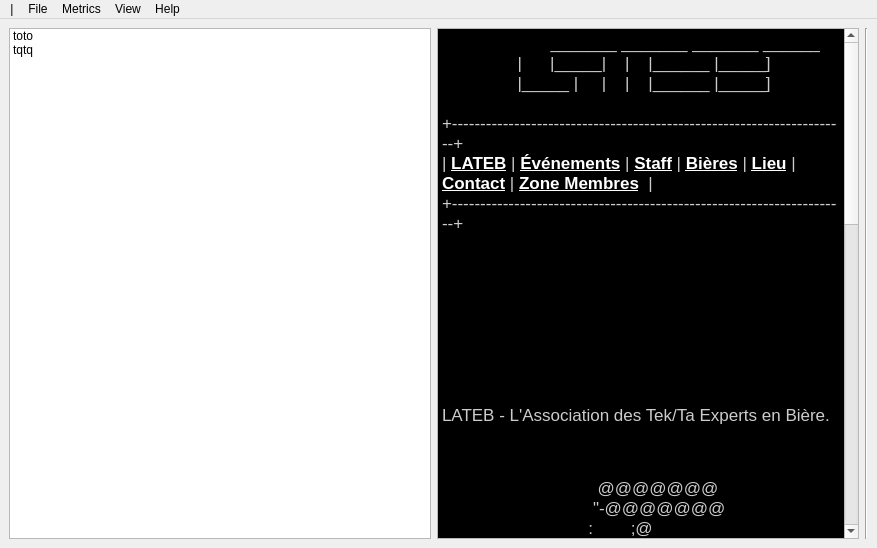
This is app/mainwindow.ui in ntnmrndn/termproject as Qt 5 draws it before an edit. The edited form follows.
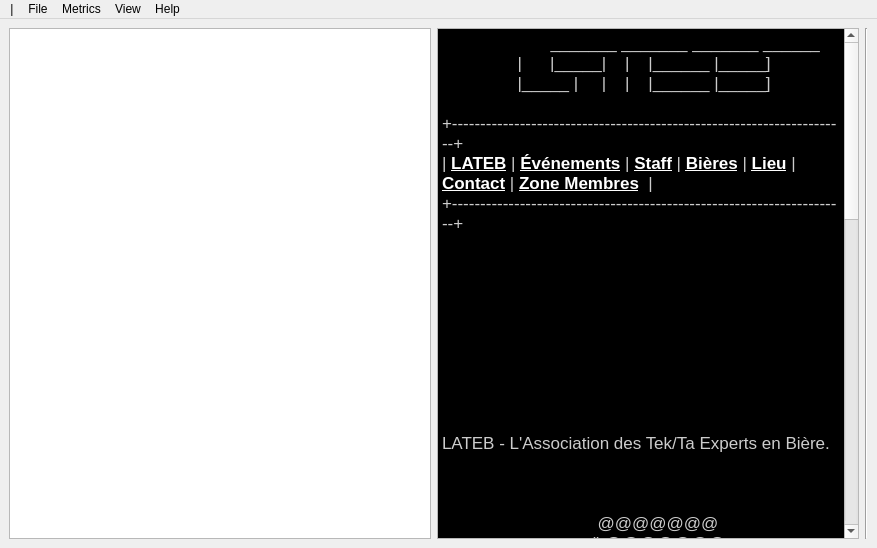
This is the edited form. Icons and pictures are not drawn.

What changed in the file:
```diff
--- a/app/mainwindow.ui
+++ b/app/mainwindow.ui
@@ -24,18 +24,7 @@
     <item>
      <layout class="QHBoxLayout" name="horizontalLayout_2">
       <item>
-       <widget class="QListWidget" name="listWidget">
-        <item>
-         <property name="text">
-          <string>toto</string>
-         </property>
-        </item>
-        <item>
-         <property name="text">
-          <string>tqtq</string>
-         </property>
-        </item>
-       </widget>
+       <widget class="QListWidget" name="listWidget"/>
       </item>
       <item>
        <widget class="QTextBrowser" name="textBrowser">
@@ -43,60 +32,60 @@
          <string>&lt;!DOCTYPE HTML PUBLIC &quot;-//W3C//DTD HTML 4.0//EN&quot; &quot;http://www.w3.org/TR/REC-html40/strict.dtd&quot;&gt;
 &lt;html&gt;&lt;head&gt;&lt;meta name=&quot;qrichtext&quot; content=&quot;1&quot; /&gt;&lt;title&gt;LATEB&lt;/title&gt;&lt;style type=&quot;text/css&quot;&gt;
 p, li { white-space: pre-wrap; }
-&lt;/style&gt;&lt;/head&gt;&lt;body style=&quot; font-family:'MS Shell Dlg 2'; font-size:7.8pt; font-weight:400; font-style:normal;&quot; bgcolor=&quot;#000000&quot;&gt;
-&lt;p style=&quot; margin-top:12px; margin-bottom:0px; margin-left:0px; margin-right:0px; -qt-block-indent:0; text-indent:0px;&quot;&gt;&lt;span style=&quot; font-family:'Courier New,courier'; font-size:13pt; color:#cccccc;&quot;&gt;                       _______ _______ _______ ______&lt;/span&gt;&lt;/p&gt;
-&lt;p style=&quot; margin-top:0px; margin-bottom:0px; margin-left:0px; margin-right:0px; -qt-block-indent:0; text-indent:0px;&quot;&gt;&lt;span style=&quot; font-family:'Courier New,courier'; font-size:13pt; color:#cccccc;&quot;&gt;                |      |_____|    |    |______ |_____]&lt;/span&gt;&lt;/p&gt;
-&lt;p style=&quot; margin-top:0px; margin-bottom:0px; margin-left:0px; margin-right:0px; -qt-block-indent:0; text-indent:0px;&quot;&gt;&lt;span style=&quot; font-family:'Courier New,courier'; font-size:13pt; color:#cccccc;&quot;&gt;                |_____ |     |    |    |______ |_____]&lt;/span&gt;&lt;/p&gt;
-&lt;p style=&quot; margin-top:0px; margin-bottom:0px; margin-left:0px; margin-right:0px; -qt-block-indent:0; text-indent:0px;&quot;&gt;&lt;span style=&quot; font-family:'Courier New,courier'; font-size:13pt; color:#cccccc;&quot;&gt;               &lt;/span&gt;&lt;/p&gt;
-&lt;p style=&quot; margin-top:0px; margin-bottom:0px; margin-left:0px; margin-right:0px; -qt-block-indent:0; text-indent:0px;&quot;&gt;&lt;span style=&quot; font-family:'Courier New,courier'; font-size:13pt; color:#cccccc;&quot;&gt;+----------------------------------------------------------------------+&lt;/span&gt;&lt;/p&gt;
-&lt;p style=&quot; margin-top:0px; margin-bottom:0px; margin-left:0px; margin-right:0px; -qt-block-indent:0; text-indent:0px;&quot;&gt;&lt;span style=&quot; font-family:'Courier New,courier'; font-size:13pt; color:#cccccc;&quot;&gt;| &lt;/span&gt;&lt;a href=&quot;?lateb&quot;&gt;&lt;span style=&quot; font-family:'Courier New,courier'; font-size:13pt; font-weight:600; text-decoration: underline; color:#ffffff; background-color:#000000;&quot;&gt;LATEB&lt;/span&gt;&lt;/a&gt;&lt;span style=&quot; font-family:'Courier New,courier'; font-size:13pt; color:#cccccc;&quot;&gt; | &lt;/span&gt;&lt;a href=&quot;bite/?events&quot;&gt;&lt;span style=&quot; font-family:'Courier New,courier'; font-size:13pt; font-weight:600; text-decoration: underline; color:#ffffff; background-color:#000000;&quot;&gt;Événements&lt;/span&gt;&lt;/a&gt;&lt;span style=&quot; font-family:'Courier New,courier'; font-size:13pt; color:#cccccc;&quot;&gt; | &lt;/span&gt;&lt;a href=&quot;?staff&quot;&gt;&lt;span style=&quot; font-family:'Courier New,courier'; font-size:13pt; font-weight:600; text-decoration: underline; color:#ffffff; background-color:#000000;&quot;&gt;Staff&lt;/span&gt;&lt;/a&gt;&lt;span style=&quot; font-family:'Courier New,courier'; font-size:13pt; color:#cccccc;&quot;&gt; | &lt;/span&gt;&lt;a href=&quot;bite/?beers&quot;&gt;&lt;span style=&quot; font-family:'Courier New,courier'; font-size:13pt; font-weight:600; text-decoration: underline; color:#ffffff; background-color:#000000;&quot;&gt;Bières&lt;/span&gt;&lt;/a&gt;&lt;span style=&quot; font-family:'Courier New,courier'; font-size:13pt; color:#cccccc;&quot;&gt; | &lt;/span&gt;&lt;a href=&quot;?acces&quot;&gt;&lt;span style=&quot; font-family:'Courier New,courier'; font-size:13pt; font-weight:600; text-decoration: underline; color:#ffffff; background-color:#000000;&quot;&gt;Lieu&lt;/span&gt;&lt;/a&gt;&lt;span style=&quot; font-family:'Courier New,courier'; font-size:13pt; color:#cccccc;&quot;&gt; | &lt;/span&gt;&lt;a href=&quot;?contact&quot;&gt;&lt;span style=&quot; font-family:'Courier New,courier'; font-size:13pt; font-weight:600; text-decoration: underline; color:#ffffff; background-color:#000000;&quot;&gt;Contact&lt;/span&gt;&lt;/a&gt;&lt;span style=&quot; font-family:'Courier New,courier'; font-size:13pt; color:#cccccc;&quot;&gt; | &lt;/span&gt;&lt;a href=&quot;bite&quot;&gt;&lt;span style=&quot; font-family:'Courier New,courier'; font-size:13pt; font-weight:600; text-decoration: underline; color:#ffffff; background-color:#000000;&quot;&gt;Zone Membres&lt;/span&gt;&lt;/a&gt;&lt;span style=&quot; font-family:'Courier New,courier'; font-size:13pt; color:#cccccc;&quot;&gt;  |&lt;/span&gt;&lt;/p&gt;
-&lt;p style=&quot; margin-top:0px; margin-bottom:0px; margin-left:0px; margin-right:0px; -qt-block-indent:0; text-indent:0px;&quot;&gt;&lt;span style=&quot; font-family:'Courier New,courier'; font-size:13pt; color:#cccccc;&quot;&gt;+----------------------------------------------------------------------+&lt;/span&gt;&lt;/p&gt;
-&lt;p style=&quot;-qt-paragraph-type:empty; margin-top:0px; margin-bottom:0px; margin-left:0px; margin-right:0px; -qt-block-indent:0; text-indent:0px; font-family:'Courier New,courier'; font-size:13pt; color:#cccccc;&quot;&gt;&lt;/p&gt;
-&lt;p style=&quot; margin-top:0px; margin-bottom:0px; margin-left:0px; margin-right:0px; -qt-block-indent:0; text-indent:0px;&quot;&gt;&lt;span style=&quot; font-family:'Courier New,courier'; font-size:13pt; color:#cccccc;&quot;&gt;&lt;br /&gt;&lt;/span&gt;&lt;/p&gt;
+&lt;/style&gt;&lt;/head&gt;&lt;body style=&quot; font-family:'Lucida Grande'; font-size:13pt; font-weight:400; font-style:normal;&quot; bgcolor=&quot;#000000&quot;&gt;
+&lt;p style=&quot; margin-top:12px; margin-bottom:0px; margin-left:0px; margin-right:0px; -qt-block-indent:0; text-indent:0px;&quot;&gt;&lt;span style=&quot; font-family:'Courier New,courier'; color:#cccccc;&quot;&gt;                       _______ _______ _______ ______&lt;/span&gt;&lt;/p&gt;
+&lt;p style=&quot; margin-top:0px; margin-bottom:0px; margin-left:0px; margin-right:0px; -qt-block-indent:0; text-indent:0px;&quot;&gt;&lt;span style=&quot; font-family:'Courier New,courier'; color:#cccccc;&quot;&gt;                |      |_____|    |    |______ |_____]&lt;/span&gt;&lt;/p&gt;
+&lt;p style=&quot; margin-top:0px; margin-bottom:0px; margin-left:0px; margin-right:0px; -qt-block-indent:0; text-indent:0px;&quot;&gt;&lt;span style=&quot; font-family:'Courier New,courier'; color:#cccccc;&quot;&gt;                |_____ |     |    |    |______ |_____]&lt;/span&gt;&lt;/p&gt;
+&lt;p style=&quot; margin-top:0px; margin-bottom:0px; margin-left:0px; margin-right:0px; -qt-block-indent:0; text-indent:0px;&quot;&gt;&lt;span style=&quot; font-family:'Courier New,courier'; color:#cccccc;&quot;&gt;               &lt;/span&gt;&lt;/p&gt;
+&lt;p style=&quot; margin-top:0px; margin-bottom:0px; margin-left:0px; margin-right:0px; -qt-block-indent:0; text-indent:0px;&quot;&gt;&lt;span style=&quot; font-family:'Courier New,courier'; color:#cccccc;&quot;&gt;+----------------------------------------------------------------------+&lt;/span&gt;&lt;/p&gt;
+&lt;p style=&quot; margin-top:0px; margin-bottom:0px; margin-left:0px; margin-right:0px; -qt-block-indent:0; text-indent:0px;&quot;&gt;&lt;span style=&quot; font-family:'Courier New,courier'; color:#cccccc;&quot;&gt;| &lt;/span&gt;&lt;a href=&quot;?lateb&quot;&gt;&lt;span style=&quot; font-family:'Courier New,courier'; font-weight:600; text-decoration: underline; color:#ffffff; background-color:#000000;&quot;&gt;LATEB&lt;/span&gt;&lt;/a&gt;&lt;span style=&quot; font-family:'Courier New,courier'; color:#cccccc;&quot;&gt; | &lt;/span&gt;&lt;a href=&quot;bite/?events&quot;&gt;&lt;span style=&quot; font-family:'Courier New,courier'; font-weight:600; text-decoration: underline; color:#ffffff; background-color:#000000;&quot;&gt;Événements&lt;/span&gt;&lt;/a&gt;&lt;span style=&quot; font-family:'Courier New,courier'; color:#cccccc;&quot;&gt; | &lt;/span&gt;&lt;a href=&quot;?staff&quot;&gt;&lt;span style=&quot; font-family:'Courier New,courier'; font-weight:600; text-decoration: underline; color:#ffffff; background-color:#000000;&quot;&gt;Staff&lt;/span&gt;&lt;/a&gt;&lt;span style=&quot; font-family:'Courier New,courier'; color:#cccccc;&quot;&gt; | &lt;/span&gt;&lt;a href=&quot;bite/?beers&quot;&gt;&lt;span style=&quot; font-family:'Courier New,courier'; font-weight:600; text-decoration: underline; color:#ffffff; background-color:#000000;&quot;&gt;Bières&lt;/span&gt;&lt;/a&gt;&lt;span style=&quot; font-family:'Courier New,courier'; color:#cccccc;&quot;&gt; | &lt;/span&gt;&lt;a href=&quot;?acces&quot;&gt;&lt;span style=&quot; font-family:'Courier New,courier'; font-weight:600; text-decoration: underline; color:#ffffff; background-color:#000000;&quot;&gt;Lieu&lt;/span&gt;&lt;/a&gt;&lt;span style=&quot; font-family:'Courier New,courier'; color:#cccccc;&quot;&gt; | &lt;/span&gt;&lt;a href=&quot;?contact&quot;&gt;&lt;span style=&quot; font-family:'Courier New,courier'; font-weight:600; text-decoration: underline; color:#ffffff; background-color:#000000;&quot;&gt;Contact&lt;/span&gt;&lt;/a&gt;&lt;span style=&quot; font-family:'Courier New,courier'; color:#cccccc;&quot;&gt; | &lt;/span&gt;&lt;a href=&quot;bite&quot;&gt;&lt;span style=&quot; font-family:'Courier New,courier'; font-weight:600; text-decoration: underline; color:#ffffff; background-color:#000000;&quot;&gt;Zone Membres&lt;/span&gt;&lt;/a&gt;&lt;span style=&quot; font-family:'Courier New,courier'; color:#cccccc;&quot;&gt;  |&lt;/span&gt;&lt;/p&gt;
+&lt;p style=&quot; margin-top:0px; margin-bottom:0px; margin-left:0px; margin-right:0px; -qt-block-indent:0; text-indent:0px;&quot;&gt;&lt;span style=&quot; font-family:'Courier New,courier'; color:#cccccc;&quot;&gt;+----------------------------------------------------------------------+&lt;/span&gt;&lt;/p&gt;
+&lt;p style=&quot;-qt-paragraph-type:empty; margin-top:0px; margin-bottom:0px; margin-left:0px; margin-right:0px; -qt-block-indent:0; text-indent:0px; font-family:'Courier New,courier'; color:#cccccc;&quot;&gt;&lt;br /&gt;&lt;/p&gt;
+&lt;p style=&quot; margin-top:0px; margin-bottom:0px; margin-left:0px; margin-right:0px; -qt-block-indent:0; text-indent:0px;&quot;&gt;&lt;span style=&quot; font-family:'Courier New,courier'; color:#cccccc;&quot;&gt;&lt;br /&gt;&lt;/span&gt;&lt;/p&gt;
 &lt;p style=&quot; margin-top:0px; margin-bottom:0px; margin-left:0px; margin-right:0px; -qt-block-indent:0; text-indent:0px;&quot;&gt;&lt;a href=&quot;http://public.db0.fr/Epitech/Lateb/affiche_soiree_rec_film_starwars_180512.png&quot;&gt;&lt;img src=&quot;http://public.db0.fr/Epitech/Lateb/banniere_soiree_rec_film_starwars_180512.png&quot; /&gt;&lt;/a&gt;&lt;/p&gt;
-&lt;p style=&quot;-qt-paragraph-type:empty; margin-top:0px; margin-bottom:0px; margin-left:0px; margin-right:0px; -qt-block-indent:0; text-indent:0px; font-family:'Courier New,courier'; font-size:13pt; font-weight:600; text-decoration: underline; color:#ffffff;&quot;&gt;&lt;/p&gt;
-&lt;p style=&quot; margin-top:0px; margin-bottom:0px; margin-left:0px; margin-right:0px; -qt-block-indent:0; text-indent:0px;&quot;&gt;&lt;span style=&quot; font-family:'Courier New,courier'; font-size:13pt; font-weight:600; text-decoration: underline; color:#ffffff;&quot;&gt;&lt;br /&gt;&lt;/span&gt;&lt;/p&gt;
-&lt;p style=&quot;-qt-paragraph-type:empty; margin-top:0px; margin-bottom:0px; margin-left:0px; margin-right:0px; -qt-block-indent:0; text-indent:0px; font-family:'Courier New,courier'; font-size:13pt; font-weight:600; text-decoration: underline; color:#ffffff;&quot;&gt;&lt;/p&gt;
-&lt;p style=&quot; margin-top:0px; margin-bottom:0px; margin-left:0px; margin-right:0px; -qt-block-indent:0; text-indent:0px;&quot;&gt;&lt;span style=&quot; font-family:'Courier New,courier'; font-size:13pt; font-weight:600; text-decoration: underline; color:#ffffff;&quot;&gt;&lt;br /&gt;&lt;/span&gt;&lt;/p&gt;
-&lt;p style=&quot; margin-top:0px; margin-bottom:0px; margin-left:0px; margin-right:0px; -qt-block-indent:0; text-indent:0px;&quot;&gt;&lt;span style=&quot; font-family:'Courier New,courier'; font-size:13pt; color:#cccccc;&quot;&gt;LATEB - L'Association des Tek/Ta Experts en Bière.&lt;/span&gt;&lt;/p&gt;
-&lt;p style=&quot;-qt-paragraph-type:empty; margin-top:0px; margin-bottom:0px; margin-left:0px; margin-right:0px; -qt-block-indent:0; text-indent:0px; font-family:'Courier New,courier'; font-size:13pt; color:#cccccc;&quot;&gt;&lt;/p&gt;
-&lt;p style=&quot; margin-top:0px; margin-bottom:0px; margin-left:0px; margin-right:0px; -qt-block-indent:0; text-indent:0px;&quot;&gt;&lt;span style=&quot; font-family:'Courier New,courier'; font-size:13pt; color:#cccccc;&quot;&gt;&lt;br /&gt;&lt;/span&gt;&lt;/p&gt;
-&lt;p style=&quot; margin-top:0px; margin-bottom:0px; margin-left:0px; margin-right:0px; -qt-block-indent:0; text-indent:0px;&quot;&gt;&lt;span style=&quot; font-family:'Courier New,courier'; font-size:13pt; color:#cccccc;&quot;&gt;                                 @@@@@@@&lt;/span&gt;&lt;/p&gt;
-&lt;p style=&quot; margin-top:0px; margin-bottom:0px; margin-left:0px; margin-right:0px; -qt-block-indent:0; text-indent:0px;&quot;&gt;&lt;span style=&quot; font-family:'Courier New,courier'; font-size:13pt; color:#cccccc;&quot;&gt;                                &amp;quot;-@@@@@@@&lt;/span&gt;&lt;/p&gt;
-&lt;p style=&quot; margin-top:0px; margin-bottom:0px; margin-left:0px; margin-right:0px; -qt-block-indent:0; text-indent:0px;&quot;&gt;&lt;span style=&quot; font-family:'Courier New,courier'; font-size:13pt; color:#cccccc;&quot;&gt;                               :        ;@&lt;/span&gt;&lt;/p&gt;
-&lt;p style=&quot; margin-top:0px; margin-bottom:0px; margin-left:0px; margin-right:0px; -qt-block-indent:0; text-indent:0px;&quot;&gt;&lt;span style=&quot; font-family:'Courier New,courier'; font-size:13pt; color:#cccccc;&quot;&gt;                               &lt;/span&gt;&lt;/p&gt;
-&lt;p style=&quot; margin-top:0px; margin-bottom:0px; margin-left:0px; margin-right:0px; -qt-block-indent:0; text-indent:0px;&quot;&gt;&lt;span style=&quot; font-family:'Courier New,courier'; font-size:13pt; color:#cccccc;&quot;&gt;                              ' O  0   '&lt;/span&gt;&lt;/p&gt;
-&lt;p style=&quot; margin-top:0px; margin-bottom:0px; margin-left:0px; margin-right:0px; -qt-block-indent:0; text-indent:0px;&quot;&gt;&lt;span style=&quot; font-family:'Courier New,courier'; font-size:13pt; color:#cccccc;&quot;&gt;                             :        ;&lt;/span&gt;&lt;/p&gt;
-&lt;p style=&quot; margin-top:0px; margin-bottom:0px; margin-left:0px; margin-right:0px; -qt-block-indent:0; text-indent:0px;&quot;&gt;&lt;span style=&quot; font-family:'Courier New,courier'; font-size:13pt; color:#cccccc;&quot;&gt;                               '-=-'    &lt;/span&gt;&lt;/p&gt;
-&lt;p style=&quot; margin-top:0px; margin-bottom:0px; margin-left:0px; margin-right:0px; -qt-block-indent:0; text-indent:0px;&quot;&gt;&lt;span style=&quot; font-family:'Courier New,courier'; font-size:13pt; color:#cccccc;&quot;&gt;                            '        &amp;quot;&lt;/span&gt;&lt;/p&gt;
-&lt;p style=&quot; margin-top:0px; margin-bottom:0px; margin-left:0px; margin-right:0px; -qt-block-indent:0; text-indent:0px;&quot;&gt;&lt;span style=&quot; font-family:'Courier New,courier'; font-size:13pt; color:#cccccc;&quot;&gt;                           .        ,&lt;/span&gt;&lt;/p&gt;
-&lt;p style=&quot; margin-top:0px; margin-bottom:0px; margin-left:0px; margin-right:0px; -qt-block-indent:0; text-indent:0px;&quot;&gt;&lt;span style=&quot; font-family:'Courier New,courier'; font-size:13pt; color:#cccccc;&quot;&gt;      &lt;/span&gt;&lt;/p&gt;
-&lt;p style=&quot; margin-top:0px; margin-bottom:0px; margin-left:0px; margin-right:0px; -qt-block-indent:0; text-indent:0px;&quot;&gt;&lt;span style=&quot; font-family:'Courier New,courier'; font-size:13pt; color:#cccccc;&quot;&gt;                         _ '        &amp;quot;&lt;/span&gt;&lt;/p&gt;
-&lt;p style=&quot; margin-top:0px; margin-bottom:0px; margin-left:0px; margin-right:0px; -qt-block-indent:0; text-indent:0px;&quot;&gt;&lt;span style=&quot; font-family:'Courier New,courier'; font-size:13pt; color:#cccccc;&quot;&gt;                        |/__        '&lt;/span&gt;&lt;/p&gt;
-&lt;p style=&quot; margin-top:0px; margin-bottom:0px; margin-left:0px; margin-right:0px; -qt-block-indent:0; text-indent:0px;&quot;&gt;&lt;span style=&quot; font-family:'Courier New,courier'; font-size:13pt; color:#cccccc;&quot;&gt;                       / .--       ,&lt;/span&gt;&lt;/p&gt;
-&lt;p style=&quot; margin-top:0px; margin-bottom:0px; margin-left:0px; margin-right:0px; -qt-block-indent:0; text-indent:0px;&quot;&gt;&lt;span style=&quot; font-family:'Courier New,courier'; font-size:13pt; color:#cccccc;&quot;&gt;                       || |  &lt;/span&gt;&lt;/p&gt;
-&lt;p style=&quot; margin-top:0px; margin-bottom:0px; margin-left:0px; margin-right:0px; -qt-block-indent:0; text-indent:0px;&quot;&gt;&lt;span style=&quot; font-family:'Courier New,courier'; font-size:13pt; color:#cccccc;&quot;&gt;                        * '        &amp;quot;&lt;/span&gt;&lt;/p&gt;
-&lt;p style=&quot; margin-top:0px; margin-bottom:0px; margin-left:0px; margin-right:0px; -qt-block-indent:0; text-indent:0px;&quot;&gt;&lt;span style=&quot; font-family:'Courier New,courier'; font-size:13pt; color:#cccccc;&quot;&gt;                          '        '             &lt;/span&gt;&lt;/p&gt;
-&lt;p style=&quot; margin-top:0px; margin-bottom:0px; margin-left:0px; margin-right:0px; -qt-block-indent:0; text-indent:0px;&quot;&gt;&lt;span style=&quot; font-family:'Courier New,courier'; font-size:13pt; color:#cccccc;&quot;&gt;                          :        ;&lt;/span&gt;&lt;/p&gt;
-&lt;p style=&quot; margin-top:0px; margin-bottom:0px; margin-left:0px; margin-right:0px; -qt-block-indent:0; text-indent:0px;&quot;&gt;&lt;span style=&quot; font-family:'Courier New,courier'; font-size:13pt; color:#cccccc;&quot;&gt;                          '        ;&lt;/span&gt;&lt;/p&gt;
-&lt;p style=&quot; margin-top:0px; margin-bottom:0px; margin-left:0px; margin-right:0px; -qt-block-indent:0; text-indent:0px;&quot;&gt;&lt;span style=&quot; font-family:'Courier New,courier'; font-size:13pt; color:#cccccc;&quot;&gt;                     @@@@@@@@    _-----_&lt;/span&gt;&lt;/p&gt;
-&lt;p style=&quot; margin-top:0px; margin-bottom:0px; margin-left:0px; margin-right:0px; -qt-block-indent:0; text-indent:0px;&quot;&gt;&lt;span style=&quot; font-family:'Courier New,courier'; font-size:13pt; color:#cccccc;&quot;&gt;                    |`@@@@@@'|  |`-----'|&lt;/span&gt;&lt;/p&gt;
-&lt;p style=&quot; margin-top:0px; margin-bottom:0px; margin-left:0px; margin-right:0px; -qt-block-indent:0; text-indent:0px;&quot;&gt;&lt;span style=&quot; font-family:'Courier New,courier'; font-size:13pt; color:#cccccc;&quot;&gt;                  ,'=  .   . |  |      ::.&lt;/span&gt;&lt;/p&gt;
-&lt;p style=&quot; margin-top:0px; margin-bottom:0px; margin-left:0px; margin-right:0px; -qt-block-indent:0; text-indent:0px;&quot;&gt;&lt;span style=&quot; font-family:'Courier New,courier'; font-size:13pt; color:#cccccc;&quot;&gt;                  ||| . .  . |  |       ||&lt;/span&gt;&lt;/p&gt;
-&lt;p style=&quot; margin-top:0px; margin-bottom:0px; margin-left:0px; margin-right:0px; -qt-block-indent:0; text-indent:0px;&quot;&gt;&lt;span style=&quot; font-family:'Courier New,courier'; font-size:13pt; color:#cccccc;&quot;&gt;                  `.=     .  |  |      ;:'&lt;/span&gt;&lt;/p&gt;
-&lt;p style=&quot; margin-top:0px; margin-bottom:0px; margin-left:0px; margin-right:0px; -qt-block-indent:0; text-indent:0px;&quot;&gt;&lt;span style=&quot; font-family:'Courier New,courier'; font-size:13pt; color:#cccccc;&quot;&gt;                    |  .  .  |--| @@@@@ |&lt;/span&gt;&lt;/p&gt;
-&lt;p style=&quot; margin-top:0px; margin-bottom:0px; margin-left:0px; margin-right:0px; -qt-block-indent:0; text-indent:0px;&quot;&gt;&lt;span style=&quot; font-family:'Courier New,courier'; font-size:13pt; color:#cccccc;&quot;&gt;                     '-____-'    '-----'&lt;/span&gt;&lt;/p&gt;
-&lt;p style=&quot;-qt-paragraph-type:empty; margin-top:0px; margin-bottom:0px; margin-left:0px; margin-right:0px; -qt-block-indent:0; text-indent:0px; font-family:'Courier New,courier'; font-size:13pt; color:#cccccc;&quot;&gt;&lt;/p&gt;
-&lt;p style=&quot; margin-top:0px; margin-bottom:0px; margin-left:0px; margin-right:0px; -qt-block-indent:0; text-indent:0px;&quot;&gt;&lt;span style=&quot; font-family:'Courier New,courier'; font-size:13pt; color:#cccccc;&quot;&gt;&lt;br /&gt;&lt;/span&gt;&lt;/p&gt;
-&lt;p style=&quot; margin-top:0px; margin-bottom:0px; margin-left:0px; margin-right:0px; -qt-block-indent:0; text-indent:0px;&quot;&gt;&lt;span style=&quot; font-family:'Courier New,courier'; font-size:13pt; color:#cccccc;&quot;&gt;LATEB est une association déstinée aux étudiants du groupe IONIS.&lt;/span&gt;&lt;/p&gt;
-&lt;p style=&quot; margin-top:0px; margin-bottom:0px; margin-left:0px; margin-right:0px; -qt-block-indent:0; text-indent:0px;&quot;&gt;&lt;span style=&quot; font-family:'Courier New,courier'; font-size:13pt; color:#cccccc;&quot;&gt;Nous organisons régulièrement des soirées dégustation de biere, repas,&lt;/span&gt;&lt;/p&gt;
-&lt;p style=&quot; margin-top:0px; margin-bottom:0px; margin-left:0px; margin-right:0px; -qt-block-indent:0; text-indent:0px;&quot;&gt;&lt;span style=&quot; font-family:'Courier New,courier'; font-size:13pt; color:#cccccc;&quot;&gt;concert et autres. &lt;/span&gt;&lt;/p&gt;
-&lt;p style=&quot; margin-top:0px; margin-bottom:0px; margin-left:0px; margin-right:0px; -qt-block-indent:0; text-indent:0px;&quot;&gt;&lt;span style=&quot; font-family:'Courier New,courier'; font-size:13pt; color:#cccccc;&quot;&gt;Nous pouvons également offrir des services de préstation lors&lt;/span&gt;&lt;/p&gt;
-&lt;p style=&quot; margin-top:0px; margin-bottom:0px; margin-left:0px; margin-right:0px; -qt-block-indent:0; text-indent:0px;&quot;&gt;&lt;span style=&quot; font-family:'Courier New,courier'; font-size:13pt; color:#cccccc;&quot;&gt;d'événements organisés par d'autres associations ou des particuliers. &lt;/span&gt;&lt;/p&gt;
-&lt;p style=&quot; margin-top:0px; margin-bottom:0px; margin-left:0px; margin-right:0px; -qt-block-indent:0; text-indent:0px;&quot;&gt;&lt;span style=&quot; font-family:'Courier New,courier'; font-size:13pt; color:#cccccc;&quot;&gt;Pour toute information sur ces services, n'hésitez pas à nous contacter.&lt;/span&gt;&lt;/p&gt;
-&lt;p style=&quot; margin-top:0px; margin-bottom:0px; margin-left:0px; margin-right:0px; -qt-block-indent:0; text-indent:0px;&quot;&gt;&lt;span style=&quot; font-family:'Courier New,courier'; font-size:13pt; color:#cccccc;&quot;&gt;+----------------------------------------------------------------------+&lt;/span&gt;&lt;/p&gt;
-&lt;p style=&quot; margin-top:0px; margin-bottom:0px; margin-left:0px; margin-right:0px; -qt-block-indent:0; text-indent:0px;&quot;&gt;&lt;span style=&quot; font-family:'Courier New,courier'; font-size:13pt; color:#cccccc;&quot;&gt;| (|€~ - Martine la méduse ascii                                       |&lt;/span&gt;&lt;/p&gt;
-&lt;p style=&quot; margin-top:0px; margin-bottom:12px; margin-left:0px; margin-right:0px; -qt-block-indent:0; text-indent:0px;&quot;&gt;&lt;span style=&quot; font-family:'Courier New,courier'; font-size:13pt; color:#cccccc;&quot;&gt;+----------------------------------------------------------------------+&lt;/span&gt;&lt;/p&gt;&lt;/body&gt;&lt;/html&gt;</string>
+&lt;p style=&quot;-qt-paragraph-type:empty; margin-top:0px; margin-bottom:0px; margin-left:0px; margin-right:0px; -qt-block-indent:0; text-indent:0px; font-family:'Courier New,courier'; font-weight:600; text-decoration: underline; color:#ffffff;&quot;&gt;&lt;br /&gt;&lt;/p&gt;
+&lt;p style=&quot; margin-top:0px; margin-bottom:0px; margin-left:0px; margin-right:0px; -qt-block-indent:0; text-indent:0px;&quot;&gt;&lt;span style=&quot; font-family:'Courier New,courier'; font-weight:600; text-decoration: underline; color:#ffffff;&quot;&gt;&lt;br /&gt;&lt;/span&gt;&lt;/p&gt;
+&lt;p style=&quot;-qt-paragraph-type:empty; margin-top:0px; margin-bottom:0px; margin-left:0px; margin-right:0px; -qt-block-indent:0; text-indent:0px; font-family:'Courier New,courier'; font-weight:600; text-decoration: underline; color:#ffffff;&quot;&gt;&lt;br /&gt;&lt;/p&gt;
+&lt;p style=&quot; margin-top:0px; margin-bottom:0px; margin-left:0px; margin-right:0px; -qt-block-indent:0; text-indent:0px;&quot;&gt;&lt;span style=&quot; font-family:'Courier New,courier'; font-weight:600; text-decoration: underline; color:#ffffff;&quot;&gt;&lt;br /&gt;&lt;/span&gt;&lt;/p&gt;
+&lt;p style=&quot; margin-top:0px; margin-bottom:0px; margin-left:0px; margin-right:0px; -qt-block-indent:0; text-indent:0px;&quot;&gt;&lt;span style=&quot; font-family:'Courier New,courier'; color:#cccccc;&quot;&gt;LATEB - L'Association des Tek/Ta Experts en Bière.&lt;/span&gt;&lt;/p&gt;
+&lt;p style=&quot;-qt-paragraph-type:empty; margin-top:0px; margin-bottom:0px; margin-left:0px; margin-right:0px; -qt-block-indent:0; text-indent:0px; font-family:'Courier New,courier'; color:#cccccc;&quot;&gt;&lt;br /&gt;&lt;/p&gt;
+&lt;p style=&quot; margin-top:0px; margin-bottom:0px; margin-left:0px; margin-right:0px; -qt-block-indent:0; text-indent:0px;&quot;&gt;&lt;span style=&quot; font-family:'Courier New,courier'; color:#cccccc;&quot;&gt;&lt;br /&gt;&lt;/span&gt;&lt;/p&gt;
+&lt;p style=&quot; margin-top:0px; margin-bottom:0px; margin-left:0px; margin-right:0px; -qt-block-indent:0; text-indent:0px;&quot;&gt;&lt;span style=&quot; font-family:'Courier New,courier'; color:#cccccc;&quot;&gt;                                 @@@@@@@&lt;/span&gt;&lt;/p&gt;
+&lt;p style=&quot; margin-top:0px; margin-bottom:0px; margin-left:0px; margin-right:0px; -qt-block-indent:0; text-indent:0px;&quot;&gt;&lt;span style=&quot; font-family:'Courier New,courier'; color:#cccccc;&quot;&gt;                                &amp;quot;-@@@@@@@&lt;/span&gt;&lt;/p&gt;
+&lt;p style=&quot; margin-top:0px; margin-bottom:0px; margin-left:0px; margin-right:0px; -qt-block-indent:0; text-indent:0px;&quot;&gt;&lt;span style=&quot; font-family:'Courier New,courier'; color:#cccccc;&quot;&gt;                               :        ;@&lt;/span&gt;&lt;/p&gt;
+&lt;p style=&quot; margin-top:0px; margin-bottom:0px; margin-left:0px; margin-right:0px; -qt-block-indent:0; text-indent:0px;&quot;&gt;&lt;span style=&quot; font-family:'Courier New,courier'; color:#cccccc;&quot;&gt;                               &lt;/span&gt;&lt;/p&gt;
+&lt;p style=&quot; margin-top:0px; margin-bottom:0px; margin-left:0px; margin-right:0px; -qt-block-indent:0; text-indent:0px;&quot;&gt;&lt;span style=&quot; font-family:'Courier New,courier'; color:#cccccc;&quot;&gt;                              ' O  0   '&lt;/span&gt;&lt;/p&gt;
+&lt;p style=&quot; margin-top:0px; margin-bottom:0px; margin-left:0px; margin-right:0px; -qt-block-indent:0; text-indent:0px;&quot;&gt;&lt;span style=&quot; font-family:'Courier New,courier'; color:#cccccc;&quot;&gt;                             :        ;&lt;/span&gt;&lt;/p&gt;
+&lt;p style=&quot; margin-top:0px; margin-bottom:0px; margin-left:0px; margin-right:0px; -qt-block-indent:0; text-indent:0px;&quot;&gt;&lt;span style=&quot; font-family:'Courier New,courier'; color:#cccccc;&quot;&gt;                               '-=-'    &lt;/span&gt;&lt;/p&gt;
+&lt;p style=&quot; margin-top:0px; margin-bottom:0px; margin-left:0px; margin-right:0px; -qt-block-indent:0; text-indent:0px;&quot;&gt;&lt;span style=&quot; font-family:'Courier New,courier'; color:#cccccc;&quot;&gt;                            '        &amp;quot;&lt;/span&gt;&lt;/p&gt;
+&lt;p style=&quot; margin-top:0px; margin-bottom:0px; margin-left:0px; margin-right:0px; -qt-block-indent:0; text-indent:0px;&quot;&gt;&lt;span style=&quot; font-family:'Courier New,courier'; color:#cccccc;&quot;&gt;                           .        ,&lt;/span&gt;&lt;/p&gt;
+&lt;p style=&quot; margin-top:0px; margin-bottom:0px; margin-left:0px; margin-right:0px; -qt-block-indent:0; text-indent:0px;&quot;&gt;&lt;span style=&quot; font-family:'Courier New,courier'; color:#cccccc;&quot;&gt;      &lt;/span&gt;&lt;/p&gt;
+&lt;p style=&quot; margin-top:0px; margin-bottom:0px; margin-left:0px; margin-right:0px; -qt-block-indent:0; text-indent:0px;&quot;&gt;&lt;span style=&quot; font-family:'Courier New,courier'; color:#cccccc;&quot;&gt;                         _ '        &amp;quot;&lt;/span&gt;&lt;/p&gt;
+&lt;p style=&quot; margin-top:0px; margin-bottom:0px; margin-left:0px; margin-right:0px; -qt-block-indent:0; text-indent:0px;&quot;&gt;&lt;span style=&quot; font-family:'Courier New,courier'; color:#cccccc;&quot;&gt;                        |/__        '&lt;/span&gt;&lt;/p&gt;
+&lt;p style=&quot; margin-top:0px; margin-bottom:0px; margin-left:0px; margin-right:0px; -qt-block-indent:0; text-indent:0px;&quot;&gt;&lt;span style=&quot; font-family:'Courier New,courier'; color:#cccccc;&quot;&gt;                       / .--       ,&lt;/span&gt;&lt;/p&gt;
+&lt;p style=&quot; margin-top:0px; margin-bottom:0px; margin-left:0px; margin-right:0px; -qt-block-indent:0; text-indent:0px;&quot;&gt;&lt;span style=&quot; font-family:'Courier New,courier'; color:#cccccc;&quot;&gt;                       || |  &lt;/span&gt;&lt;/p&gt;
+&lt;p style=&quot; margin-top:0px; margin-bottom:0px; margin-left:0px; margin-right:0px; -qt-block-indent:0; text-indent:0px;&quot;&gt;&lt;span style=&quot; font-family:'Courier New,courier'; color:#cccccc;&quot;&gt;                        * '        &amp;quot;&lt;/span&gt;&lt;/p&gt;
+&lt;p style=&quot; margin-top:0px; margin-bottom:0px; margin-left:0px; margin-right:0px; -qt-block-indent:0; text-indent:0px;&quot;&gt;&lt;span style=&quot; font-family:'Courier New,courier'; color:#cccccc;&quot;&gt;                          '        '             &lt;/span&gt;&lt;/p&gt;
+&lt;p style=&quot; margin-top:0px; margin-bottom:0px; margin-left:0px; margin-right:0px; -qt-block-indent:0; text-indent:0px;&quot;&gt;&lt;span style=&quot; font-family:'Courier New,courier'; color:#cccccc;&quot;&gt;                          :        ;&lt;/span&gt;&lt;/p&gt;
+&lt;p style=&quot; margin-top:0px; margin-bottom:0px; margin-left:0px; margin-right:0px; -qt-block-indent:0; text-indent:0px;&quot;&gt;&lt;span style=&quot; font-family:'Courier New,courier'; color:#cccccc;&quot;&gt;                          '        ;&lt;/span&gt;&lt;/p&gt;
+&lt;p style=&quot; margin-top:0px; margin-bottom:0px; margin-left:0px; margin-right:0px; -qt-block-indent:0; text-indent:0px;&quot;&gt;&lt;span style=&quot; font-family:'Courier New,courier'; color:#cccccc;&quot;&gt;                     @@@@@@@@    _-----_&lt;/span&gt;&lt;/p&gt;
+&lt;p style=&quot; margin-top:0px; margin-bottom:0px; margin-left:0px; margin-right:0px; -qt-block-indent:0; text-indent:0px;&quot;&gt;&lt;span style=&quot; font-family:'Courier New,courier'; color:#cccccc;&quot;&gt;                    |`@@@@@@'|  |`-----'|&lt;/span&gt;&lt;/p&gt;
+&lt;p style=&quot; margin-top:0px; margin-bottom:0px; margin-left:0px; margin-right:0px; -qt-block-indent:0; text-indent:0px;&quot;&gt;&lt;span style=&quot; font-family:'Courier New,courier'; color:#cccccc;&quot;&gt;                  ,'=  .   . |  |      ::.&lt;/span&gt;&lt;/p&gt;
+&lt;p style=&quot; margin-top:0px; margin-bottom:0px; margin-left:0px; margin-right:0px; -qt-block-indent:0; text-indent:0px;&quot;&gt;&lt;span style=&quot; font-family:'Courier New,courier'; color:#cccccc;&quot;&gt;                  ||| . .  . |  |       ||&lt;/span&gt;&lt;/p&gt;
+&lt;p style=&quot; margin-top:0px; margin-bottom:0px; margin-left:0px; margin-right:0px; -qt-block-indent:0; text-indent:0px;&quot;&gt;&lt;span style=&quot; font-family:'Courier New,courier'; color:#cccccc;&quot;&gt;                  `.=     .  |  |      ;:'&lt;/span&gt;&lt;/p&gt;
+&lt;p style=&quot; margin-top:0px; margin-bottom:0px; margin-left:0px; margin-right:0px; -qt-block-indent:0; text-indent:0px;&quot;&gt;&lt;span style=&quot; font-family:'Courier New,courier'; color:#cccccc;&quot;&gt;                    |  .  .  |--| @@@@@ |&lt;/span&gt;&lt;/p&gt;
+&lt;p style=&quot; margin-top:0px; margin-bottom:0px; margin-left:0px; margin-right:0px; -qt-block-indent:0; text-indent:0px;&quot;&gt;&lt;span style=&quot; font-family:'Courier New,courier'; color:#cccccc;&quot;&gt;                     '-____-'    '-----'&lt;/span&gt;&lt;/p&gt;
+&lt;p style=&quot;-qt-paragraph-type:empty; margin-top:0px; margin-bottom:0px; margin-left:0px; margin-right:0px; -qt-block-indent:0; text-indent:0px; font-family:'Courier New,courier'; color:#cccccc;&quot;&gt;&lt;br /&gt;&lt;/p&gt;
+&lt;p style=&quot; margin-top:0px; margin-bottom:0px; margin-left:0px; margin-right:0px; -qt-block-indent:0; text-indent:0px;&quot;&gt;&lt;span style=&quot; font-family:'Courier New,courier'; color:#cccccc;&quot;&gt;&lt;br /&gt;&lt;/span&gt;&lt;/p&gt;
+&lt;p style=&quot; margin-top:0px; margin-bottom:0px; margin-left:0px; margin-right:0px; -qt-block-indent:0; text-indent:0px;&quot;&gt;&lt;span style=&quot; font-family:'Courier New,courier'; color:#cccccc;&quot;&gt;LATEB est une association déstinée aux étudiants du groupe IONIS.&lt;/span&gt;&lt;/p&gt;
+&lt;p style=&quot; margin-top:0px; margin-bottom:0px; margin-left:0px; margin-right:0px; -qt-block-indent:0; text-indent:0px;&quot;&gt;&lt;span style=&quot; font-family:'Courier New,courier'; color:#cccccc;&quot;&gt;Nous organisons régulièrement des soirées dégustation de biere, repas,&lt;/span&gt;&lt;/p&gt;
+&lt;p style=&quot; margin-top:0px; margin-bottom:0px; margin-left:0px; margin-right:0px; -qt-block-indent:0; text-indent:0px;&quot;&gt;&lt;span style=&quot; font-family:'Courier New,courier'; color:#cccccc;&quot;&gt;concert et autres. &lt;/span&gt;&lt;/p&gt;
+&lt;p style=&quot; margin-top:0px; margin-bottom:0px; margin-left:0px; margin-right:0px; -qt-block-indent:0; text-indent:0px;&quot;&gt;&lt;span style=&quot; font-family:'Courier New,courier'; color:#cccccc;&quot;&gt;Nous pouvons également offrir des services de préstation lors&lt;/span&gt;&lt;/p&gt;
+&lt;p style=&quot; margin-top:0px; margin-bottom:0px; margin-left:0px; margin-right:0px; -qt-block-indent:0; text-indent:0px;&quot;&gt;&lt;span style=&quot; font-family:'Courier New,courier'; color:#cccccc;&quot;&gt;d'événements organisés par d'autres associations ou des particuliers. &lt;/span&gt;&lt;/p&gt;
+&lt;p style=&quot; margin-top:0px; margin-bottom:0px; margin-left:0px; margin-right:0px; -qt-block-indent:0; text-indent:0px;&quot;&gt;&lt;span style=&quot; font-family:'Courier New,courier'; color:#cccccc;&quot;&gt;Pour toute information sur ces services, n'hésitez pas à nous contacter.&lt;/span&gt;&lt;/p&gt;
+&lt;p style=&quot; margin-top:0px; margin-bottom:0px; margin-left:0px; margin-right:0px; -qt-block-indent:0; text-indent:0px;&quot;&gt;&lt;span style=&quot; font-family:'Courier New,courier'; color:#cccccc;&quot;&gt;+----------------------------------------------------------------------+&lt;/span&gt;&lt;/p&gt;
+&lt;p style=&quot; margin-top:0px; margin-bottom:0px; margin-left:0px; margin-right:0px; -qt-block-indent:0; text-indent:0px;&quot;&gt;&lt;span style=&quot; font-family:'Courier New,courier'; color:#cccccc;&quot;&gt;| (|€~ - Martine la méduse ascii                                       |&lt;/span&gt;&lt;/p&gt;
+&lt;p style=&quot; margin-top:0px; margin-bottom:12px; margin-left:0px; margin-right:0px; -qt-block-indent:0; text-indent:0px;&quot;&gt;&lt;span style=&quot; font-family:'Courier New,courier'; color:#cccccc;&quot;&gt;+----------------------------------------------------------------------+&lt;/span&gt;&lt;/p&gt;&lt;/body&gt;&lt;/html&gt;</string>
         </property>
        </widget>
       </item>
```
Left out of the diff: 2 changed lines with no effect on the pictures.
